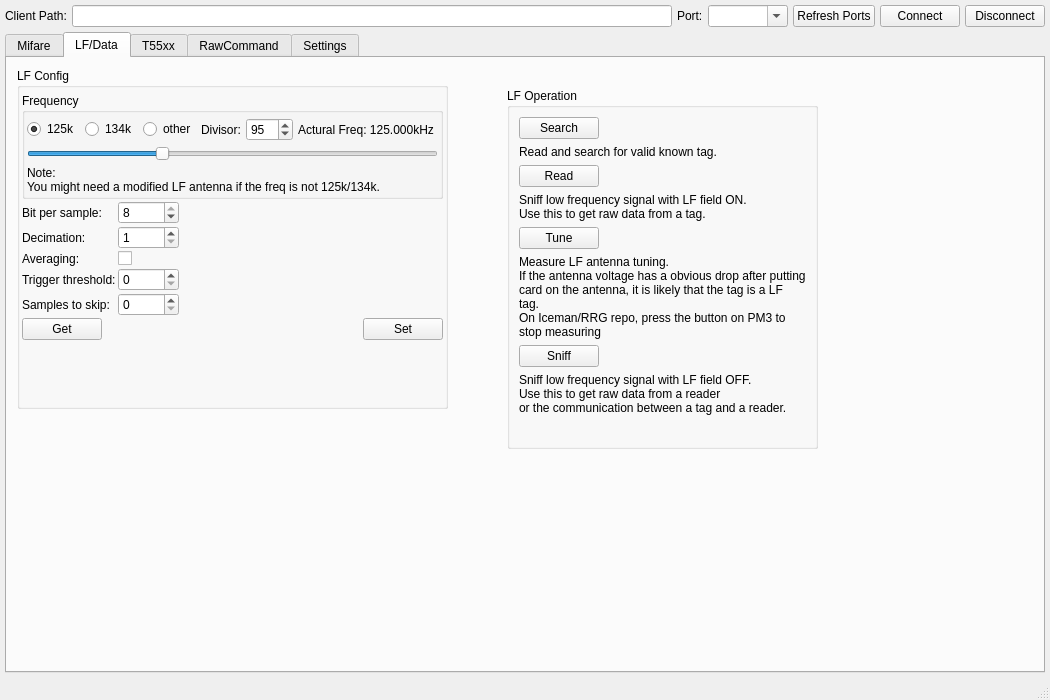
Qt form ui/mainwindow.ui (wh201906/Proxmark3GUI) before a commit.
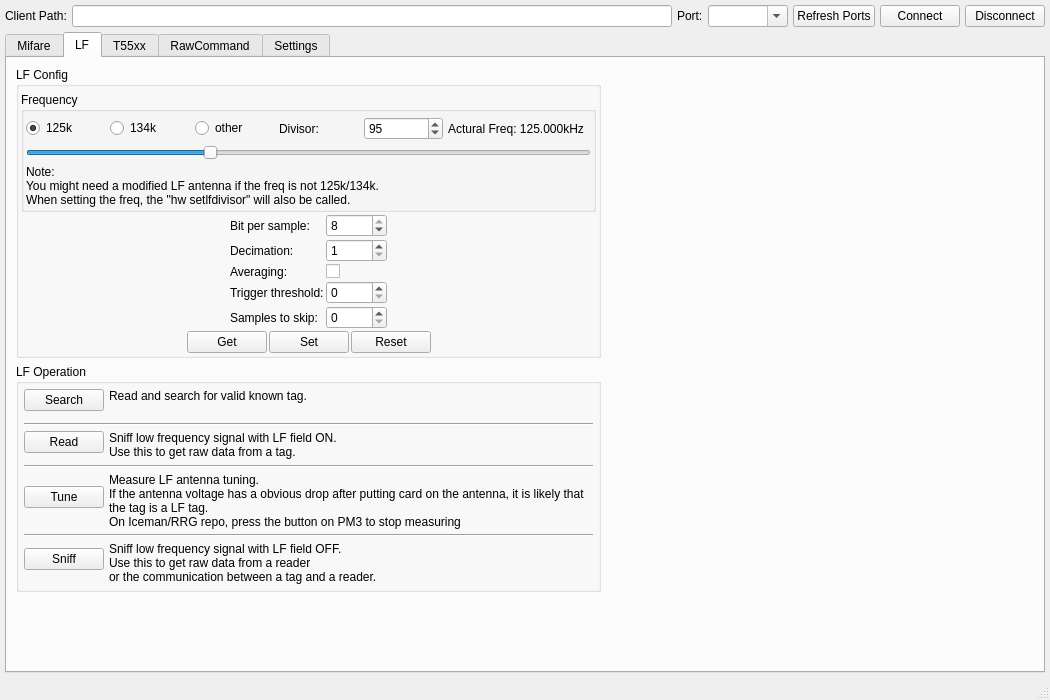
The same form after that commit. The open tabs and pages were chosen to show the change.

Diff of the .ui file:
```diff
--- a/ui/mainwindow.ui
+++ b/ui/mainwindow.ui
@@ -21,7 +21,7 @@
   </property>
   <widget class="QWidget" name="centralwidget">
    <property name="sizePolicy">
-    <sizepolicy hsizetype="Expanding" vsizetype="Expanding">
+    <sizepolicy hsizetype="Expanding" vsizetype="Minimum">
      <horstretch>0</horstretch>
      <verstretch>0</verstretch>
     </sizepolicy>
@@ -1211,17 +1211,13 @@
         <bool>true</bool>
        </property>
        <attribute name="title">
-        <string>LF/Data</string>
+        <string>LF</string>
        </attribute>
+       <layout class="QHBoxLayout" name="horizontalLayout_22">
+        <item>
+         <layout class="QVBoxLayout" name="verticalLayout_14">
+          <item>
        <widget class="QGroupBox" name="LF_configGroupBox">
-        <property name="geometry">
-         <rect>
-          <x>10</x>
-          <y>10</y>
-          <width>431</width>
-          <height>341</height>
-         </rect>
-        </property>
         <property name="title">
          <string>LF Config</string>
         </property>
@@ -1338,12 +1334,6 @@
                 <property name="orientation">
                  <enum>Qt::Horizontal</enum>
                 </property>
-                <property name="sizeHint" stdset="0">
-                 <size>
-                  <width>40</width>
-                  <height>20</height>
-                 </size>
-                </property>
                </spacer>
               </item>
              </layout>
@@ -1368,7 +1358,8 @@
              <widget class="QLabel" name="label_22">
               <property name="text">
                <string>Note:
-You might need a modified LF antenna if the freq is not 125k/134k.</string>
+You might need a modified LF antenna if the freq is not 125k/134k.
+When setting the freq, the &quot;hw setlfdivisor&quot; will also be called.</string>
               </property>
               <property name="wordWrap">
                <bool>true</bool>
@@ -1380,6 +1371,19 @@
          </item>
          <item>
           <layout class="QHBoxLayout" name="horizontalLayout_20">
+               <item>
+                <spacer name="horizontalSpacer_18">
+                 <property name="orientation">
+                  <enum>Qt::Horizontal</enum>
+                 </property>
+                 <property name="sizeHint" stdset="0">
+                  <size>
+                   <width>40</width>
+                   <height>20</height>
+                  </size>
+                 </property>
+                </spacer>
+               </item>
            <item>
             <layout class="QFormLayout" name="formLayout">
              <item row="0" column="0">
@@ -1480,6 +1484,19 @@
          </item>
          <item>
           <layout class="QHBoxLayout" name="horizontalLayout_14">
+               <item>
+                <spacer name="horizontalSpacer_17">
+                 <property name="orientation">
+                  <enum>Qt::Horizontal</enum>
+                 </property>
+                 <property name="sizeHint" stdset="0">
+                  <size>
+                   <width>40</width>
+                   <height>20</height>
+                  </size>
+                 </property>
+                </spacer>
+               </item>
            <item>
             <widget class="QPushButton" name="LF_Conf_getButton">
              <property name="sizePolicy">
@@ -1499,19 +1516,6 @@
              </property>
             </widget>
            </item>
-           <item>
-            <spacer name="horizontalSpacer_8">
-             <property name="orientation">
-              <enum>Qt::Horizontal</enum>
-             </property>
-             <property name="sizeHint" stdset="0">
-              <size>
-               <width>40</width>
-               <height>20</height>
-              </size>
-             </property>
-            </spacer>
-           </item>
            <item>
             <widget class="QPushButton" name="LF_Conf_setButton">
              <property name="sizePolicy">
@@ -1531,39 +1535,57 @@
              </property>
             </widget>
            </item>
-          </layout>
+               <item>
+                <widget class="QPushButton" name="LF_Conf_resetButton">
+                 <property name="text">
+                  <string>Reset</string>
+                 </property>
+                </widget>
          </item>
          <item>
-          <spacer name="verticalSpacer_4">
+                <spacer name="horizontalSpacer_8">
            <property name="orientation">
-            <enum>Qt::Vertical</enum>
+                  <enum>Qt::Horizontal</enum>
            </property>
            <property name="sizeHint" stdset="0">
             <size>
-             <width>20</width>
-             <height>40</height>
+                   <width>40</width>
+                   <height>20</height>
             </size>
            </property>
           </spacer>
          </item>
         </layout>
-       </widget>
+             </item>
+            </layout>
+           </widget>
+          </item>
+          <item>
        <widget class="QGroupBox" name="groupBox">
-        <property name="geometry">
-         <rect>
-          <x>500</x>
-          <y>30</y>
-          <width>311</width>
-          <height>361</height>
-         </rect>
-        </property>
         <property name="title">
          <string>LF Operation</string>
         </property>
         <layout class="QVBoxLayout" name="verticalLayout_13">
+             <property name="spacing">
+              <number>5</number>
+             </property>
+             <property name="leftMargin">
+              <number>5</number>
+             </property>
+             <property name="topMargin">
+              <number>5</number>
+             </property>
+             <property name="rightMargin">
+              <number>5</number>
+             </property>
+             <property name="bottomMargin">
+              <number>5</number>
+             </property>
          <item>
           <layout class="QHBoxLayout" name="horizontalLayout_27">
            <item>
+                <layout class="QVBoxLayout" name="verticalLayout_15">
+                 <item>
             <widget class="QPushButton" name="LF_Op_searchButton">
              <property name="text">
               <string>Search</string>
@@ -1571,15 +1593,12 @@
             </widget>
            </item>
            <item>
-            <spacer name="horizontalSpacer_16">
+                  <spacer name="verticalSpacer_6">
              <property name="orientation">
-              <enum>Qt::Horizontal</enum>
-             </property>
-             <property name="sizeHint" stdset="0">
-              <size>
-               <width>40</width>
-               <height>20</height>
-              </size>
+                    <enum>Qt::Vertical</enum>
+                   </property>
+                   <property name="sizeType">
+                    <enum>QSizePolicy::Expanding</enum>
              </property>
             </spacer>
            </item>
@@ -1587,17 +1606,37 @@
          </item>
          <item>
           <widget class="QLabel" name="label_24">
+                 <property name="sizePolicy">
+                  <sizepolicy hsizetype="Expanding" vsizetype="Preferred">
+                   <horstretch>0</horstretch>
+                   <verstretch>0</verstretch>
+                  </sizepolicy>
+                 </property>
            <property name="text">
             <string>Read and search for valid known tag.</string>
            </property>
+                 <property name="alignment">
+                  <set>Qt::AlignLeading|Qt::AlignLeft|Qt::AlignTop</set>
+                 </property>
            <property name="wordWrap">
             <bool>true</bool>
+                 </property>
+                </widget>
+               </item>
+              </layout>
+             </item>
+             <item>
+              <widget class="Line" name="line_5">
+               <property name="orientation">
+                <enum>Qt::Horizontal</enum>
            </property>
           </widget>
          </item>
          <item>
           <layout class="QHBoxLayout" name="horizontalLayout_21">
            <item>
+                <layout class="QVBoxLayout" name="verticalLayout_18">
+                 <item>
             <widget class="QPushButton" name="LF_Op_readButton">
              <property name="text">
               <string>Read</string>
@@ -1605,15 +1644,12 @@
             </widget>
            </item>
            <item>
-            <spacer name="horizontalSpacer_13">
+                  <spacer name="verticalSpacer_9">
              <property name="orientation">
-              <enum>Qt::Horizontal</enum>
-             </property>
-             <property name="sizeHint" stdset="0">
-              <size>
-               <width>40</width>
-               <height>20</height>
-              </size>
+                    <enum>Qt::Vertical</enum>
+                   </property>
+                   <property name="sizeType">
+                    <enum>QSizePolicy::Expanding</enum>
              </property>
             </spacer>
            </item>
@@ -1621,18 +1657,38 @@
          </item>
          <item>
           <widget class="QLabel" name="label_25">
+                 <property name="sizePolicy">
+                  <sizepolicy hsizetype="Expanding" vsizetype="Preferred">
+                   <horstretch>0</horstretch>
+                   <verstretch>0</verstretch>
+                  </sizepolicy>
+                 </property>
            <property name="text">
             <string>Sniff low frequency signal with LF field ON.
 Use this to get raw data from a tag.</string>
            </property>
+                 <property name="alignment">
+                  <set>Qt::AlignLeading|Qt::AlignLeft|Qt::AlignTop</set>
+                 </property>
            <property name="wordWrap">
             <bool>true</bool>
+                 </property>
+                </widget>
+               </item>
+              </layout>
+             </item>
+             <item>
+              <widget class="Line" name="line_6">
+               <property name="orientation">
+                <enum>Qt::Horizontal</enum>
            </property>
           </widget>
          </item>
          <item>
           <layout class="QHBoxLayout" name="horizontalLayout_26">
            <item>
+                <layout class="QVBoxLayout" name="verticalLayout_16">
+                 <item>
             <widget class="QPushButton" name="LF_Op_tuneButton">
              <property name="text">
               <string>Tune</string>
@@ -1640,15 +1696,12 @@
             </widget>
            </item>
            <item>
-            <spacer name="horizontalSpacer_15">
+                  <spacer name="verticalSpacer_7">
              <property name="orientation">
-              <enum>Qt::Horizontal</enum>
-             </property>
-             <property name="sizeHint" stdset="0">
-              <size>
-               <width>40</width>
-               <height>20</height>
-              </size>
+                    <enum>Qt::Vertical</enum>
+                   </property>
+                   <property name="sizeType">
+                    <enum>QSizePolicy::Expanding</enum>
              </property>
             </spacer>
            </item>
@@ -1656,19 +1709,39 @@
          </item>
          <item>
           <widget class="QLabel" name="label_26">
+                 <property name="sizePolicy">
+                  <sizepolicy hsizetype="Expanding" vsizetype="Preferred">
+                   <horstretch>0</horstretch>
+                   <verstretch>0</verstretch>
+                  </sizepolicy>
+                 </property>
            <property name="text">
             <string>Measure LF antenna tuning.
 If the antenna voltage has a obvious drop after putting card on the antenna, it is likely that the tag is a LF tag.
 On Iceman/RRG repo, press the button on PM3 to stop measuring</string>
            </property>
+                 <property name="alignment">
+                  <set>Qt::AlignLeading|Qt::AlignLeft|Qt::AlignTop</set>
+                 </property>
            <property name="wordWrap">
             <bool>true</bool>
+                 </property>
+                </widget>
+               </item>
+              </layout>
+             </item>
+             <item>
+              <widget class="Line" name="line_7">
+               <property name="orientation">
+                <enum>Qt::Horizontal</enum>
            </property>
           </widget>
          </item>
          <item>
           <layout class="QHBoxLayout" name="horizontalLayout_25">
            <item>
+                <layout class="QVBoxLayout" name="verticalLayout_17">
+                 <item>
             <widget class="QPushButton" name="LF_Op_sniffButton">
              <property name="text">
               <string>Sniff</string>
@@ -1676,15 +1749,12 @@
             </widget>
            </item>
            <item>
-            <spacer name="horizontalSpacer_14">
+                  <spacer name="verticalSpacer_8">
              <property name="orientation">
-              <enum>Qt::Horizontal</enum>
-             </property>
-             <property name="sizeHint" stdset="0">
-              <size>
-               <width>40</width>
-               <height>20</height>
-              </size>
+                    <enum>Qt::Vertical</enum>
+                   </property>
+                   <property name="sizeType">
+                    <enum>QSizePolicy::Expanding</enum>
              </property>
             </spacer>
            </item>
@@ -1692,31 +1762,62 @@
          </item>
          <item>
           <widget class="QLabel" name="label_27">
+                 <property name="sizePolicy">
+                  <sizepolicy hsizetype="Expanding" vsizetype="Preferred">
+                   <horstretch>0</horstretch>
+                   <verstretch>0</verstretch>
+                  </sizepolicy>
+                 </property>
            <property name="text">
             <string>Sniff low frequency signal with LF field OFF.
 Use this to get raw data from a reader 
 or the communication between a tag and a reader.</string>
            </property>
+                 <property name="alignment">
+                  <set>Qt::AlignLeading|Qt::AlignLeft|Qt::AlignTop</set>
+                 </property>
            <property name="wordWrap">
             <bool>true</bool>
            </property>
           </widget>
          </item>
+              </layout>
+             </item>
+            </layout>
+           </widget>
+          </item>
          <item>
-          <spacer name="verticalSpacer_6">
+           <spacer name="verticalSpacer_4">
            <property name="orientation">
             <enum>Qt::Vertical</enum>
            </property>
            <property name="sizeHint" stdset="0">
             <size>
-             <width>20</width>
-             <height>40</height>
+              <width>0</width>
+              <height>0</height>
             </size>
            </property>
           </spacer>
          </item>
         </layout>
-       </widget>
+        </item>
+        <item>
+         <spacer name="horizontalSpacer_19">
+          <property name="orientation">
+           <enum>Qt::Horizontal</enum>
+          </property>
+          <property name="sizeType">
+           <enum>QSizePolicy::Expanding</enum>
+          </property>
+          <property name="sizeHint" stdset="0">
+           <size>
+            <width>502</width>
+            <height>0</height>
+           </size>
+          </property>
+         </spacer>
+        </item>
+       </layout>
       </widget>
       <widget class="QWidget" name="t55xxTab">
        <attribute name="title">
```
Left out of the diff: 20 changed lines with no effect on the pictures. Lines whose indentation alone changed are shown as unchanged.
